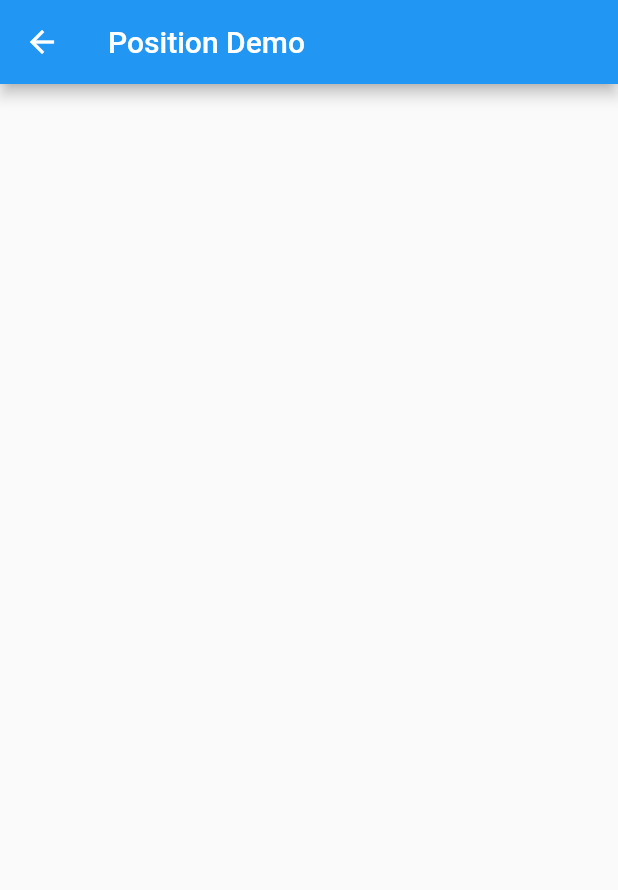
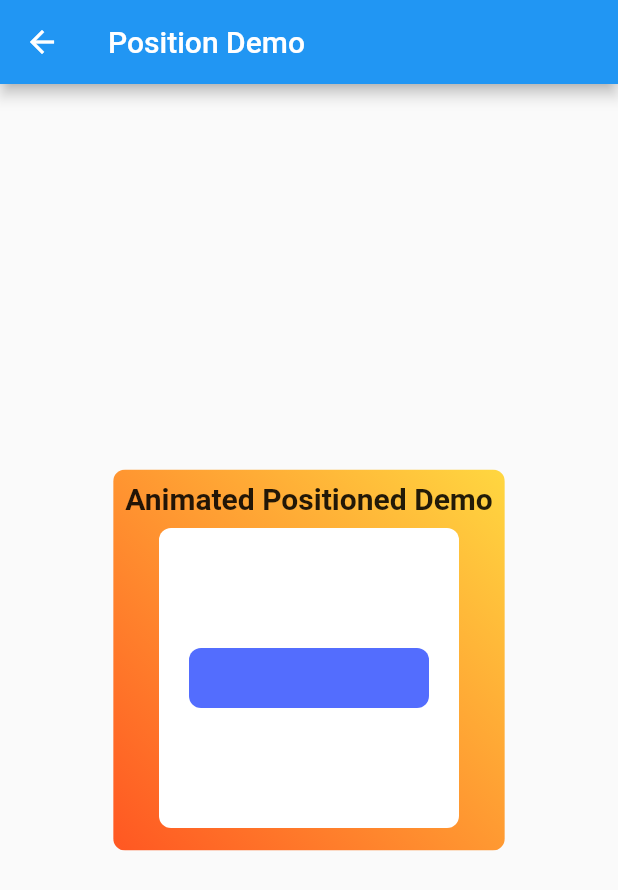
Before and after one commit to prabhunath111/animation, a Flutter app: the PositionedDemo screen opened by its route, on a phone screen of 412 x 824 dp. Shown: the top 890 px of the screen. Run offline on Flutter 3.47's test engine with Material 2 defaults, Android fonts, the phone set to English and light mode, and no system bars.

Commit message:
animated positioned reveal widget

```diff
--- a/lib/pages/position.dart
+++ b/lib/pages/position.dart
@@ -6,6 +6,8 @@ class PositionedDemo extends StatefulWidget {
 }
 
 class _PositionedDemoState extends State<PositionedDemo> {
+  bool moveUp =false;
+
   @override
   Widget build(BuildContext context) {
     return Scaffold(
@@ -14,6 +16,76 @@ class _PositionedDemoState extends State<PositionedDemo> {
             'Position Demo'
         ),
       ),
+      body: Center(
+        child: ClipRRect(
+          borderRadius: BorderRadius.circular(8),
+          child: Container(
+            decoration: BoxDecoration(
+              gradient: LinearGradient(
+                  begin: Alignment.bottomLeft,
+                  end: Alignment.topRight,
+                  colors: [Colors.deepOrange, Colors.amberAccent]),
+            ),
+            child: Column(
+              mainAxisSize: MainAxisSize.min,
+              children: [
+                Padding(
+                  padding: const EdgeInsets.all(8.0),
+                  child: Text(
+                    'Animated Positioned Demo',
+                    style: TextStyle(fontWeight: FontWeight.bold, fontSize: 20),
+                  ),
+                ),
+                GestureDetector(
+                  onTap: (){
+                    setState(() {
+                      moveUp = !moveUp;
+                    });
+                  },
+                  child: ClipRRect(
+                    borderRadius: BorderRadius.circular(8),
+                    child: Container(
+                      height: 200.0,
+                      width: 200.0,
+                      color: Colors.white,
+                      child: Stack(
+                        children: [
+                          Positioned(
+                            top: 90,
+                            left: 50,
+                            child: Text(
+                              'Hello There!',
+                              style: TextStyle(
+                                color: Colors.pinkAccent,
+                                fontWeight: FontWeight.bold,
+                                fontSize: 20
+                              ),
+                            ),
+                          ),
+                          AnimatedPositioned(
+                            duration: Duration(milliseconds: 500),
+                            top: moveUp?40:80,
+                            right: 20,
+                            child: Container(
+                              height: 40,
+                              width: 160,
+                              decoration: BoxDecoration(
+                                color: Colors.indigoAccent,
+                                borderRadius: BorderRadius.circular(8)
+                              ),
+                            ),
+                          )
+                        ],
+                      ),
+                    ),
+                  ),
+                ),
+                SizedBox(height: 15.0),
+              ],
+            ),
+          ),
+        ),
+      ),
     );
   }
 }
```
Also changed, not shown: 1 other file.
